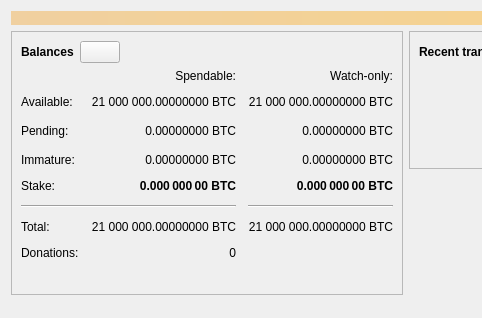
The window that src/qt/forms/overviewpage.ui (BlackcoinDev/blackcoin-amore) describes before a commit, drawn with Qt 5; both pictures show x 0 to 482 and y 0 to 318 of the 798 by 318 pixel window.
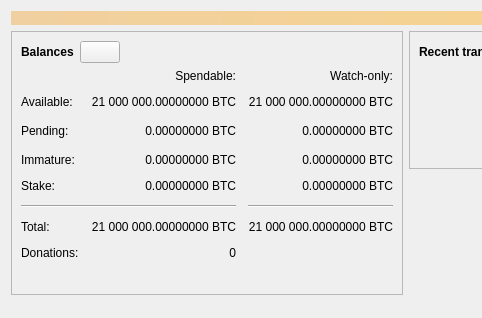
The same window after the commit. Icons and pictures are not drawn. Custom widgets are drawn as their Qt base class.

Patch:
```diff
--- a/src/qt/forms/overviewpage.ui
+++ b/src/qt/forms/overviewpage.ui
@@ -385,14 +385,14 @@
             </item>
             <item row="4" column="1">
              <widget class="QLabel" name="labelStake">
-              <property name="font">
-               <font>
-                <weight>75</weight>
-                <bold>true</bold>
-               </font>
+              <property name="cursor">
+               <cursorShape>IBeamCursor</cursorShape>
+              </property>
+              <property name="toolTip">
+               <string>Your current staking balance</string>
               </property>
               <property name="text">
-               <string>0.000 000 00 BTC</string>
+               <string notr="true">0.00000000 BTC</string>
               </property>
               <property name="alignment">
                <set>Qt::AlignRight|Qt::AlignTrailing|Qt::AlignVCenter</set>
@@ -404,14 +404,14 @@
             </item>
             <item row="4" column="2">
              <widget class="QLabel" name="labelWatchStake">
-              <property name="font">
-               <font>
-                <weight>75</weight>
-                <bold>true</bold>
-               </font>
+              <property name="cursor">
+               <cursorShape>IBeamCursor</cursorShape>
+              </property>
+              <property name="toolTip">
+               <string>Your current staking balance in watch-only addresses</string>
               </property>
               <property name="text">
-               <string>0.000 000 00 BTC</string>
+               <string notr="true">0.00000000 BTC</string>
               </property>
               <property name="alignment">
                <set>Qt::AlignRight|Qt::AlignTrailing|Qt::AlignVCenter</set>
```
